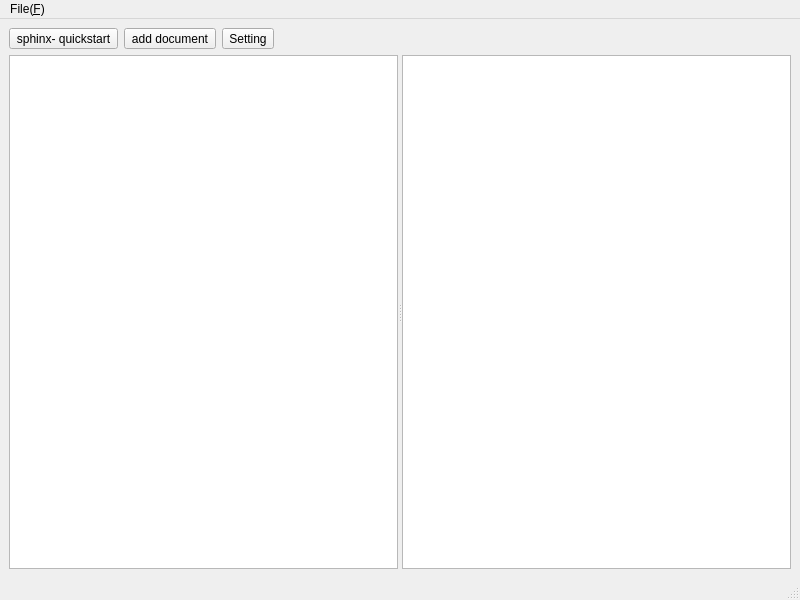
Old version of the form sphinx_explorer/main_window.ui in the repository pashango2/sphinx-explorer.
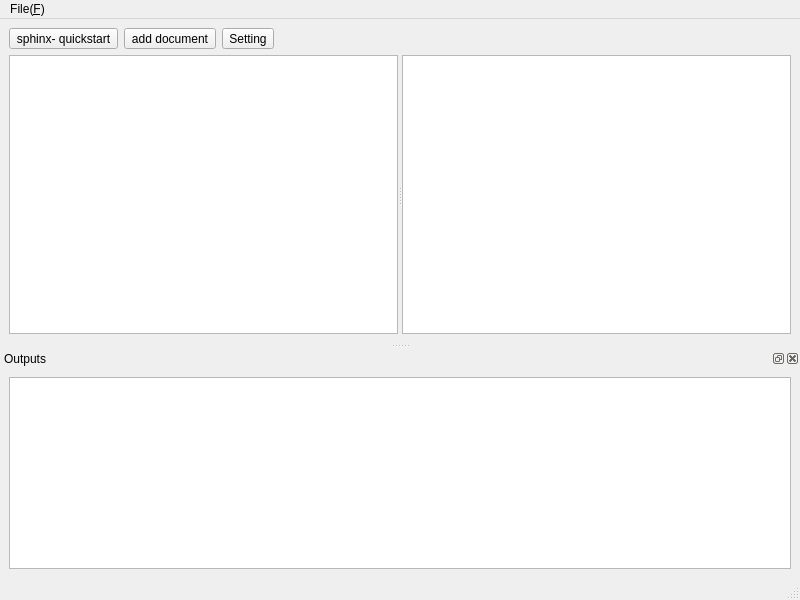
New version of the form. Custom widgets are drawn as their Qt base class.

The edit to the form file:
```diff
--- a/sphinx_explorer/main_window.ui
+++ b/sphinx_explorer/main_window.ui
@@ -110,6 +110,21 @@
    <addaction name="menuFile_F"/>
   </widget>
   <widget class="QStatusBar" name="statusbar"/>
+  <widget class="QDockWidget" name="dock_outputs">
+   <property name="windowTitle">
+    <string>Outputs</string>
+   </property>
+   <attribute name="dockWidgetArea">
+    <number>8</number>
+   </attribute>
+   <widget class="QWidget" name="dockWidgetContents">
+    <layout class="QVBoxLayout" name="verticalLayout_2">
+     <item>
+      <widget class="QConsoleWidget" name="plain_output"/>
+     </item>
+    </layout>
+   </widget>
+  </widget>
   <action name="action_quickstart">
    <property name="text">
     <string>quickstart</string>
@@ -152,6 +167,11 @@
    <extends>QTableView</extends>
    <header>.property_widget</header>
   </customwidget>
+  <customwidget>
+   <class>QConsoleWidget</class>
+   <extends>QPlainTextEdit</extends>
+   <header>.util.QConsoleWidget</header>
+  </customwidget>
  </customwidgets>
  <resources/>
  <connections/>
```
